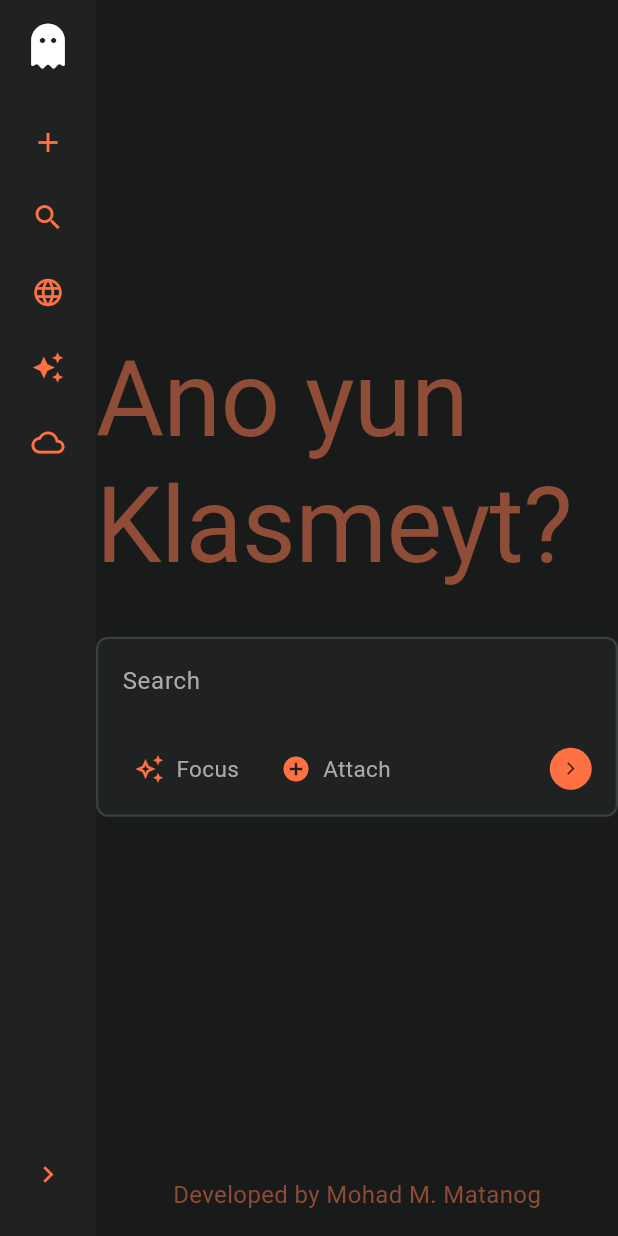
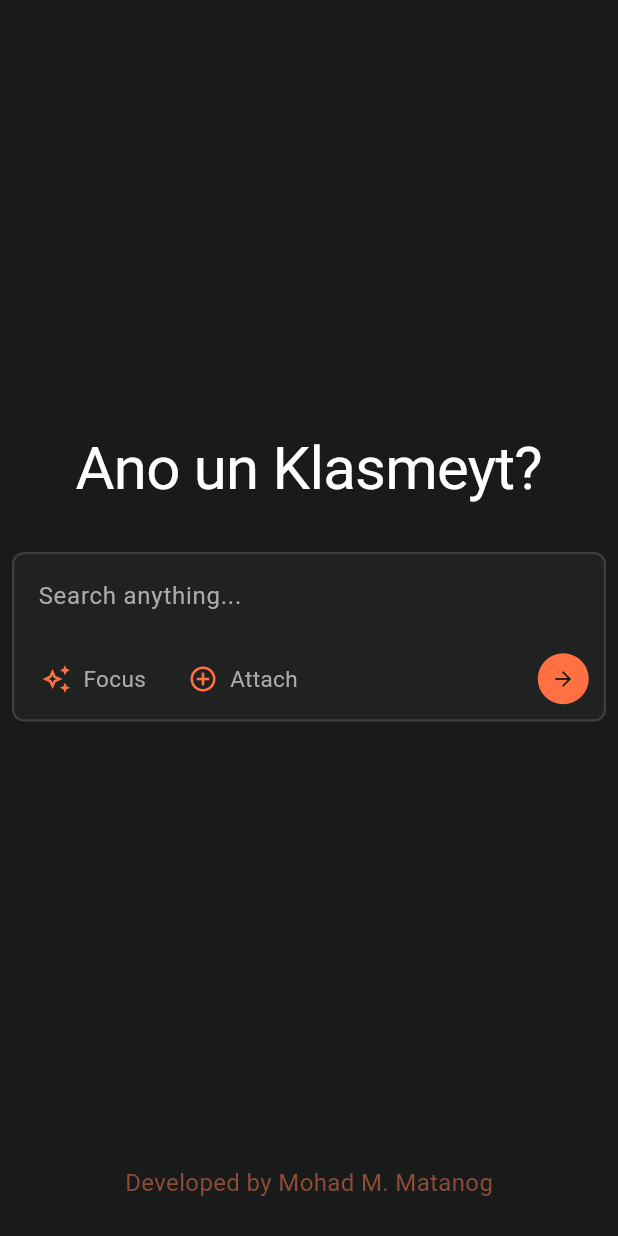
Before and after one commit to Grimmmm0/Klasmeyt---Your-Friendly-Classmate, a Flutter app: the screen it shows after launch, on a phone screen of 412 x 824 dp. Run offline on Flutter 3.47's test engine with Material 3 defaults, Android fonts, the phone set to English and light mode, and no system bars; our stand-ins replace flutter_markdown, font_awesome_flutter, google_fonts, skeletonizer; missing offline and left inert: web_socket_client.

Commit message:
Now working might add search again functionality not yet mobile friendly

```diff
--- a/lib/main.dart
+++ b/lib/main.dart
@@ -14,7 +14,7 @@
   Widget build(BuildContext context) {
     return MaterialApp(
         debugShowCheckedModeBanner: false,
-        title: 'Flutter Demo',
+        title: 'Klasmeyt',
         theme: ThemeData(
           scaffoldBackgroundColor: AppColors.background,
           colorScheme: ColorScheme.fromSeed(seedColor: AppColors.iconGrey),
--- a/lib/pages/home_page.dart
+++ b/lib/pages/home_page.dart
@@ -1,3 +1,4 @@
+import 'package:flutter/foundation.dart';
 import 'package:flutter/material.dart';
 import 'package:klasmeyt/services/chat_web_service.dart';
 import 'package:klasmeyt/widgets/search_section.dart';
@@ -23,9 +24,11 @@
         body: Row(
       children: [
         // Start of the left sidebar
-        const LeftSideBar(),
+        kIsWeb ? const LeftSideBar() : const SizedBox(),
         // end of the left sidebar
         Expanded(
+          child: Padding(
+            padding: !kIsWeb ? const EdgeInsets.all(8.0) : EdgeInsets.zero,
             child: Column(
               children: [
                 // Start Search Section
@@ -55,6 +58,7 @@
                 // end of the Footer Section
               ],
             ),
+          ),
         )
       ],
     ));
--- a/lib/widgets/search_section.dart
+++ b/lib/widgets/search_section.dart
@@ -1,4 +1,5 @@
 import 'package:flutter/material.dart';
+import 'package:google_fonts/google_fonts.dart';
 import 'package:klasmeyt/pages/chat_page.dart';
 import 'package:klasmeyt/services/chat_web_service.dart';
 import 'package:klasmeyt/themes/colors.dart';
@@ -27,11 +28,10 @@
       mainAxisAlignment: MainAxisAlignment.center,
       children: [
         Text(
-          'Ano yun Klasmeyt?',
-          style: TextStyle(
-            fontSize: 70,
+          'Ano un Klasmeyt?',
+          style: GoogleFonts.pixelifySans(
+            fontSize: 40,
             fontWeight: FontWeight.w400,
-            color: Theme.of(context).primaryColor,
             height: 1.2,
             letterSpacing: -0.5,
           ),
@@ -42,7 +42,10 @@
           decoration: BoxDecoration(
             color: AppColors.searchBar,
             borderRadius: BorderRadius.circular(8),
-            border: Border.all(color: AppColors.searchBarBorder, width: 1.5),
+            border: Border.all(
+              color: AppColors.searchBarBorder,
+              width: 1.5,
+            ),
           ),
           child: Column(
             children: [
@@ -51,30 +54,34 @@
                 child: TextField(
                   controller: queryController,
                   decoration: const InputDecoration(
-                      hintText: 'Search',
+                    hintText: 'Search anything...',
                     hintStyle: TextStyle(
                       color: AppColors.textGrey,
                       fontSize: 16,
                     ),
                     border: InputBorder.none,
                     isDense: true,
-                      contentPadding: EdgeInsets.zero),
+                    contentPadding: EdgeInsets.zero,
+                  ),
                 ),
               ),
               Padding(
-                padding: const EdgeInsets.all(16.0),
+                padding: const EdgeInsets.all(10.0),
                 child: Row(
                   children: [
                     const SearchSectionButton(
-                        icon: Icons.auto_awesome_outlined, text: 'Focus'),
+                      icon: Icons.auto_awesome_outlined,
+                      text: 'Focus',
+                    ),
                     const SizedBox(width: 12),
                     const SearchSectionButton(
-                        icon: Icons.add_circle_outlined, text: 'Attach'),
+                      icon: Icons.add_circle_outline_outlined,
+                      text: 'Attach',
+                    ),
                     const Spacer(),
                     GestureDetector(
                       onTap: () {
-                        final chatService = ChatWebService();
-                        chatService.chat(queryController.text.trim());
+                        ChatWebService().chat(queryController.text.trim());
                         Navigator.of(context).push(
                           MaterialPageRoute(
                             builder: (context) =>
@@ -83,21 +90,21 @@
                         );
                       },
                       child: Container(
-                        padding: const EdgeInsets.all(9),
+                        padding: EdgeInsets.all(9),
                         decoration: BoxDecoration(
                           color: AppColors.iconGrey,
                           borderRadius: BorderRadius.circular(40),
                         ),
                         child: const Icon(
-                          Icons.arrow_forward_ios,
+                          Icons.arrow_forward,
                           color: AppColors.background,
-                          size: 10,
+                          size: 16,
                         ),
                       ),
-                    ),
+                    )
                   ],
                 ),
-              ),
+              )
             ],
           ),
         )
--- a/pubspec.yaml
+++ b/pubspec.yaml
@@ -38,8 +38,9 @@
   cupertino_icons: ^1.0.8
   google_fonts: ^6.2.1
   font_awesome_flutter: ^10.1.0
-  web_socket_client: ^0.2.1
+  web_socket_client: ^0.1.5
   flutter_markdown: ^0.7.7+1
+  skeletonizer: ^1.4.2
 
 
 dev_dependencies:
```
Also changed, not shown: lib/services/chat_web_service.dart (+4 -7 lines), lib/widgets/answer_section.dart (+44 -12 lines), lib/widgets/sources_section.dart (+34 -14 lines), pubspec.lock, 4 other files. Lines whose indentation alone changed are shown as unchanged.
